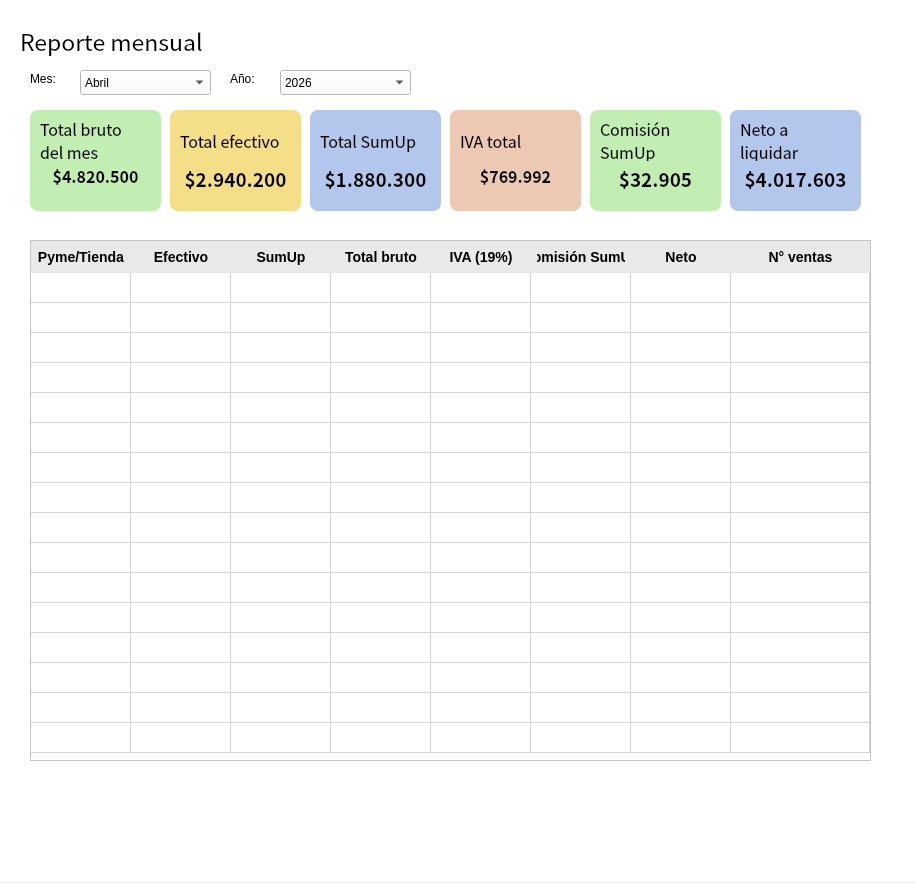
Old version of the form src/ui/views/reporte_mensual.ui in the repository Lokyui/cuartoambulanteapp.
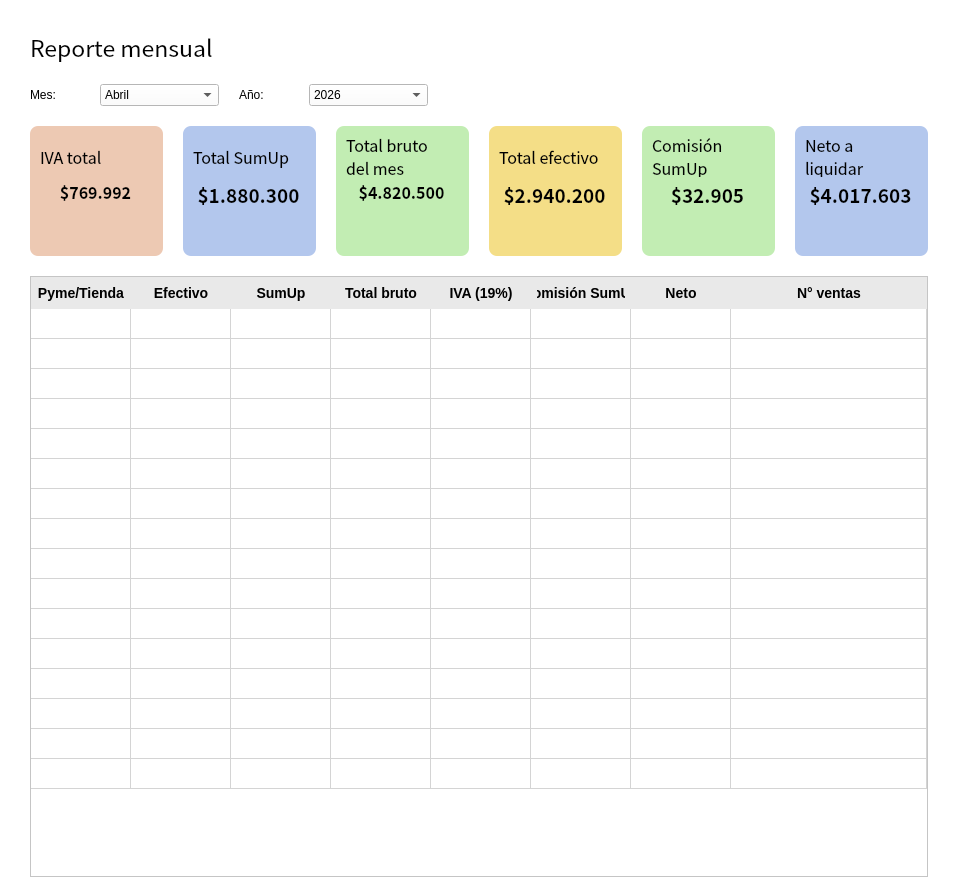
New version of the form.

Patch:
```diff
--- a/src/ui/views/reporte_mensual.ui
+++ b/src/ui/views/reporte_mensual.ui
@@ -6,189 +6,226 @@
    <rect>
     <x>0</x>
     <y>0</y>
-    <width>915</width>
-    <height>883</height>
+    <width>958</width>
+    <height>887</height>
    </rect>
   </property>
   <property name="windowTitle">
    <string>Form</string>
   </property>
-  <widget class="QWidget" name="widget" native="true">
-   <property name="geometry">
-    <rect>
-     <x>0</x>
-     <y>0</y>
-     <width>916</width>
-     <height>882</height>
-    </rect>
-   </property>
    <property name="styleSheet">
     <string notr="true">background-color: white;</string>
    </property>
-   <widget class="QTableWidget" name="tableWidget">
-    <property name="geometry">
-     <rect>
-      <x>30</x>
-      <y>240</y>
-      <width>841</width>
-      <height>521</height>
-     </rect>
-    </property>
+  <layout class="QVBoxLayout" name="verticalLayout">
+   <property name="spacing">
+    <number>20</number>
+   </property>
+   <property name="leftMargin">
+    <number>30</number>
+   </property>
+   <property name="topMargin">
+    <number>30</number>
+   </property>
+   <property name="rightMargin">
+    <number>30</number>
+   </property>
+   <property name="bottomMargin">
+    <number>10</number>
+   </property>
+   <item>
+    <layout class="QHBoxLayout" name="horizontalLayout_3">
+     <item>
+      <widget class="QLabel" name="label_13">
+       <property name="maximumSize">
+        <size>
+         <width>16777215</width>
+         <height>50</height>
+        </size>
+       </property>
     <property name="font">
      <font>
       <family>Noto Sans CJK TC</family>
-     </font>
-    </property>
-    <property name="styleSheet">
-     <string notr="true">QHeaderView::section {
-    background-color: #E9E9E9;
-    color: black;
-    border: none;
-    font-weight: bold;
-    font-size: 14px;
-    padding: 6px;
-}
-</string>
-    </property>
-    <property name="showGrid">
-     <bool>true</bool>
-    </property>
-    <attribute name="horizontalHeaderStretchLastSection">
-     <bool>true</bool>
-    </attribute>
-    <attribute name="verticalHeaderVisible">
-     <bool>false</bool>
-    </attribute>
-    <row>
+         <pointsize>17</pointsize>
+        </font>
+       </property>
      <property name="text">
-      <string>Nueva fila</string>
-     </property>
-    </row>
-    <row>
-     <property name="text">
-      <string>Nueva fila</string>
-     </property>
-    </row>
-    <row>
-     <property name="text">
-      <string>Nueva fila</string>
-     </property>
-    </row>
-    <row>
+        <string>Reporte mensual</string>
+       </property>
+      </widget>
+     </item>
+    </layout>
+   </item>
+   <item>
+    <layout class="QHBoxLayout" name="horizontalLayout_6">
+     <item>
+      <layout class="QHBoxLayout" name="horizontalLayout_4">
+       <property name="rightMargin">
+        <number>500</number>
+       </property>
+       <item>
+        <widget class="QLabel" name="label_7">
+         <property name="maximumSize">
+          <size>
+           <width>50</width>
+           <height>16777215</height>
+          </size>
+         </property>
      <property name="text">
-      <string>Nueva fila</string>
-     </property>
-    </row>
-    <row>
+          <string>Mes:</string>
+         </property>
+        </widget>
+       </item>
+       <item>
+        <widget class="QComboBox" name="comboBox">
+         <item>
      <property name="text">
-      <string>Nueva fila</string>
-     </property>
-    </row>
-    <row>
-     <property name="text">
-      <string>Nueva fila</string>
-     </property>
-    </row>
-    <row>
+           <string>Abril</string>
+          </property>
+         </item>
+        </widget>
+       </item>
+       <item>
+        <widget class="QLabel" name="label_9">
+         <property name="maximumSize">
+          <size>
+           <width>50</width>
+           <height>50</height>
+          </size>
+         </property>
      <property name="text">
-      <string>Nueva fila</string>
-     </property>
-    </row>
-    <row>
+          <string>Año:</string>
+         </property>
+        </widget>
+       </item>
+       <item>
+        <widget class="QComboBox" name="comboBox_2">
+         <item>
      <property name="text">
-      <string>Nueva fila</string>
-     </property>
-    </row>
-    <row>
-     <property name="text">
-      <string>Nueva fila</string>
-     </property>
-    </row>
-    <row>
-     <property name="text">
-      <string>Nueva fila</string>
-     </property>
-    </row>
-    <row>
-     <property name="text">
-      <string>Nueva fila</string>
-     </property>
-    </row>
-    <row>
-     <property name="text">
-      <string>Nueva fila</string>
-     </property>
-    </row>
-    <row>
-     <property name="text">
-      <string>Nueva fila</string>
-     </property>
-    </row>
-    <row>
-     <property name="text">
-      <string>Nueva fila</string>
-     </property>
-    </row>
-    <row>
-     <property name="text">
-      <string>Nueva fila</string>
-     </property>
-    </row>
-    <row>
+           <string>2026</string>
+          </property>
+         </item>
+        </widget>
+       </item>
+      </layout>
+     </item>
+    </layout>
+   </item>
+   <item>
+    <layout class="QHBoxLayout" name="horizontalLayout">
+     <item>
+      <widget class="QGroupBox" name="groupBox_10">
+       <property name="styleSheet">
+        <string notr="true">background-color: #EDC9B3;
+    border: transparent;
+    border-radius: 8px;</string>
+       </property>
+       <widget class="QTextEdit" name="textEdit_39">
+        <property name="geometry">
+         <rect>
+          <x>0</x>
+          <y>50</y>
+          <width>131</width>
+          <height>41</height>
+         </rect>
+        </property>
+        <property name="font">
+         <font>
+          <family>Noto Sans CJK TC</family>
+          <pointsize>12</pointsize>
+          <weight>75</weight>
+          <bold>true</bold>
+         </font>
+        </property>
+        <property name="styleSheet">
+         <string notr="true">background-color: transparent;</string>
+        </property>
+        <property name="html">
+         <string>&lt;!DOCTYPE HTML PUBLIC &quot;-//W3C//DTD HTML 4.0//EN&quot; &quot;http://www.w3.org/TR/REC-html40/strict.dtd&quot;&gt;
+&lt;html&gt;&lt;head&gt;&lt;meta name=&quot;qrichtext&quot; content=&quot;1&quot; /&gt;&lt;style type=&quot;text/css&quot;&gt;
+p, li { white-space: pre-wrap; }
+&lt;/style&gt;&lt;/head&gt;&lt;body style=&quot; font-family:'Noto Sans CJK TC'; font-size:12pt; font-weight:600; font-style:normal;&quot;&gt;
+&lt;p align=&quot;center&quot; style=&quot; margin-top:0px; margin-bottom:0px; margin-left:0px; margin-right:0px; -qt-block-indent:0; text-indent:0px;&quot;&gt;$769.992&lt;/p&gt;&lt;/body&gt;&lt;/html&gt;</string>
+        </property>
+       </widget>
+       <widget class="QLabel" name="label_17">
+        <property name="geometry">
+         <rect>
+          <x>10</x>
+          <y>10</y>
+          <width>111</width>
+          <height>41</height>
+         </rect>
+        </property>
+        <property name="font">
+         <font>
+          <family>Noto Sans CJK TC</family>
+          <pointsize>12</pointsize>
+         </font>
+        </property>
      <property name="text">
-      <string>Nueva fila</string>
-     </property>
-    </row>
-    <column>
-     <property name="text">
-      <string>Pyme/Tienda</string>
-     </property>
-    </column>
-    <column>
-     <property name="text">
-      <string>Efectivo</string>
-     </property>
-    </column>
-    <column>
-     <property name="text">
-      <string>SumUp</string>
-     </property>
-    </column>
-    <column>
-     <property name="text">
-      <string>Total bruto</string>
-     </property>
-    </column>
-    <column>
-     <property name="text">
-      <string>IVA (19%)</string>
-     </property>
-    </column>
-    <column>
-     <property name="text">
-      <string>Comisión SumUp</string>
-     </property>
-    </column>
-    <column>
-     <property name="text">
-      <string>Neto</string>
-     </property>
-    </column>
-    <column>
+         <string>IVA total</string>
+        </property>
+       </widget>
+      </widget>
+     </item>
+     <item>
+      <widget class="QGroupBox" name="groupBox_9">
+       <property name="styleSheet">
+        <string notr="true">background-color: #B3C7ED;
+    border: transparent;
+    border-radius: 8px;</string>
+       </property>
+       <widget class="QTextEdit" name="textEdit_38">
+        <property name="geometry">
+         <rect>
+          <x>0</x>
+          <y>50</y>
+          <width>131</width>
+          <height>41</height>
+         </rect>
+        </property>
+        <property name="font">
+         <font>
+          <family>Noto Sans CJK TC</family>
+          <pointsize>12</pointsize>
+          <weight>75</weight>
+          <bold>true</bold>
+         </font>
+        </property>
+        <property name="styleSheet">
+         <string notr="true">background-color: transparent;</string>
+        </property>
+        <property name="html">
+         <string>&lt;!DOCTYPE HTML PUBLIC &quot;-//W3C//DTD HTML 4.0//EN&quot; &quot;http://www.w3.org/TR/REC-html40/strict.dtd&quot;&gt;
+&lt;html&gt;&lt;head&gt;&lt;meta name=&quot;qrichtext&quot; content=&quot;1&quot; /&gt;&lt;style type=&quot;text/css&quot;&gt;
+p, li { white-space: pre-wrap; }
+&lt;/style&gt;&lt;/head&gt;&lt;body style=&quot; font-family:'Noto Sans CJK TC'; font-size:12pt; font-weight:600; font-style:normal;&quot;&gt;
+&lt;p align=&quot;center&quot; style=&quot; margin-top:0px; margin-bottom:0px; margin-left:0px; margin-right:0px; -qt-block-indent:0; text-indent:0px;&quot;&gt;&lt;span style=&quot; font-size:14pt;&quot;&gt;$1.880.300&lt;/span&gt;&lt;/p&gt;&lt;/body&gt;&lt;/html&gt;</string>
+        </property>
+       </widget>
+       <widget class="QLabel" name="label_16">
+        <property name="geometry">
+         <rect>
+          <x>10</x>
+          <y>10</y>
+          <width>111</width>
+          <height>41</height>
+         </rect>
+        </property>
+        <property name="font">
+         <font>
+          <family>Noto Sans CJK TC</family>
+          <pointsize>12</pointsize>
+         </font>
+        </property>
      <property name="text">
-      <string>N° ventas</string>
-     </property>
-    </column>
-   </widget>
+         <string>Total SumUp</string>
+        </property>
+       </widget>
+      </widget>
+     </item>
+     <item>
    <widget class="QGroupBox" name="groupBox_7">
-    <property name="geometry">
-     <rect>
-      <x>30</x>
-      <y>110</y>
-      <width>131</width>
-      <height>101</height>
-     </rect>
-    </property>
     <property name="styleSheet">
      <string notr="true">background-color: #C2EDB3;
     border: transparent;
@@ -243,15 +280,9 @@
      </property>
     </widget>
    </widget>
+     </item>
+     <item>
    <widget class="QGroupBox" name="groupBox_8">
-    <property name="geometry">
-     <rect>
-      <x>170</x>
-      <y>110</y>
-      <width>131</width>
-      <height>101</height>
-     </rect>
-    </property>
     <property name="styleSheet">
      <string notr="true">background-color: #F4DE87;
     border: transparent;
@@ -305,139 +336,9 @@
      </property>
     </widget>
    </widget>
-   <widget class="QGroupBox" name="groupBox_9">
-    <property name="geometry">
-     <rect>
-      <x>310</x>
-      <y>110</y>
-      <width>131</width>
-      <height>101</height>
-     </rect>
-    </property>
-    <property name="styleSheet">
-     <string notr="true">background-color: #B3C7ED;
-    border: transparent;
-    border-radius: 8px;</string>
-    </property>
-    <widget class="QTextEdit" name="textEdit_38">
-     <property name="geometry">
-      <rect>
-       <x>0</x>
-       <y>50</y>
-       <width>131</width>
-       <height>41</height>
-      </rect>
-     </property>
-     <property name="font">
-      <font>
-       <family>Noto Sans CJK TC</family>
-       <pointsize>12</pointsize>
-       <weight>75</weight>
-       <bold>true</bold>
-      </font>
-     </property>
-     <property name="styleSheet">
-      <string notr="true">background-color: transparent;</string>
-     </property>
-     <property name="html">
-      <string>&lt;!DOCTYPE HTML PUBLIC &quot;-//W3C//DTD HTML 4.0//EN&quot; &quot;http://www.w3.org/TR/REC-html40/strict.dtd&quot;&gt;
-&lt;html&gt;&lt;head&gt;&lt;meta name=&quot;qrichtext&quot; content=&quot;1&quot; /&gt;&lt;style type=&quot;text/css&quot;&gt;
-p, li { white-space: pre-wrap; }
-&lt;/style&gt;&lt;/head&gt;&lt;body style=&quot; font-family:'Noto Sans CJK TC'; font-size:12pt; font-weight:600; font-style:normal;&quot;&gt;
-&lt;p align=&quot;center&quot; style=&quot; margin-top:0px; margin-bottom:0px; margin-left:0px; margin-right:0px; -qt-block-indent:0; text-indent:0px;&quot;&gt;&lt;span style=&quot; font-size:14pt;&quot;&gt;$1.880.300&lt;/span&gt;&lt;/p&gt;&lt;/body&gt;&lt;/html&gt;</string>
-     </property>
-    </widget>
-    <widget class="QLabel" name="label_16">
-     <property name="geometry">
-      <rect>
-       <x>10</x>
-       <y>10</y>
-       <width>111</width>
-       <height>41</height>
-      </rect>
-     </property>
-     <property name="font">
-      <font>
-       <family>Noto Sans CJK TC</family>
-       <pointsize>12</pointsize>
-      </font>
-     </property>
-     <property name="text">
-      <string>Total SumUp</string>
-     </property>
-    </widget>
-   </widget>
-   <widget class="QGroupBox" name="groupBox_10">
-    <property name="geometry">
-     <rect>
-      <x>450</x>
-      <y>110</y>
-      <width>131</width>
-      <height>101</height>
-     </rect>
-    </property>
-    <property name="styleSheet">
-     <string notr="true">background-color: #EDC9B3;
-    border: transparent;
-    border-radius: 8px;</string>
-    </property>
-    <widget class="QTextEdit" name="textEdit_39">
-     <property name="geometry">
-      <rect>
-       <x>0</x>
-       <y>50</y>
-       <width>131</width>
-       <height>41</height>
-      </rect>
-     </property>
-     <property name="font">
-      <font>
-       <family>Noto Sans CJK TC</family>
-       <pointsize>12</pointsize>
-       <weight>75</weight>
-       <bold>true</bold>
-      </font>
-     </property>
-     <property name="styleSheet">
-      <string notr="true">background-color: transparent;</string>
-     </property>
-     <property name="html">
-      <string>&lt;!DOCTYPE HTML PUBLIC &quot;-//W3C//DTD HTML 4.0//EN&quot; &quot;http://www.w3.org/TR/REC-html40/strict.dtd&quot;&gt;
-&lt;html&gt;&lt;head&gt;&lt;meta name=&quot;qrichtext&quot; content=&quot;1&quot; /&gt;&lt;style type=&quot;text/css&quot;&gt;
-p, li { white-space: pre-wrap; }
-&lt;/style&gt;&lt;/head&gt;&lt;body style=&quot; font-family:'Noto Sans CJK TC'; font-size:12pt; font-weight:600; font-style:normal;&quot;&gt;
-&lt;p align=&quot;center&quot; style=&quot; margin-top:0px; margin-bottom:0px; margin-left:0px; margin-right:0px; -qt-block-indent:0; text-indent:0px;&quot;&gt;$769.992&lt;/p&gt;&lt;/body&gt;&lt;/html&gt;</string>
-     </property>
-    </widget>
-    <widget class="QLabel" name="label_17">
-     <property name="geometry">
-      <rect>
-       <x>10</x>
-       <y>10</y>
-       <width>111</width>
-       <height>41</height>
-      </rect>
-     </property>
-     <property name="font">
-      <font>
-       <family>Noto Sans CJK TC</family>
-       <pointsize>12</pointsize>
-      </font>
-     </property>
-     <property name="text">
-      <string>IVA total</string>
-     </property>
-    </widget>
-   </widget>
+     </item>
+     <item>
    <widget class="QGroupBox" name="groupBox_11">
-    <property name="geometry">
-     <rect>
-      <x>590</x>
-      <y>110</y>
-      <width>131</width>
-      <height>101</height>
-     </rect>
-    </property>
     <property name="styleSheet">
      <string notr="true">background-color: #C2EDB3;
     border: transparent;
@@ -492,14 +393,14 @@
      </property>
     </widget>
    </widget>
+     </item>
+     <item>
    <widget class="QGroupBox" name="groupBox_12">
-    <property name="geometry">
-     <rect>
-      <x>730</x>
-      <y>110</y>
-      <width>131</width>
-      <height>101</height>
-     </rect>
+       <property name="minimumSize">
+        <size>
+         <width>0</width>
+         <height>130</height>
+        </size>
     </property>
     <property name="styleSheet">
      <string notr="true">background-color: #B3C7ED;
@@ -555,82 +456,169 @@
      </property>
     </widget>
    </widget>
-   <widget class="QComboBox" name="comboBox">
-    <property name="geometry">
-     <rect>
-      <x>80</x>
-      <y>70</y>
-      <width>131</width>
-      <height>25</height>
-     </rect>
-    </property>
-    <item>
-     <property name="text">
-      <string>Abril</string>
-     </property>
-    </item>
-   </widget>
-   <widget class="QComboBox" name="comboBox_2">
-    <property name="geometry">
-     <rect>
-      <x>280</x>
-      <y>70</y>
-      <width>131</width>
-      <height>25</height>
-     </rect>
-    </property>
-    <item>
-     <property name="text">
-      <string>2026</string>
-     </property>
-    </item>
-   </widget>
-   <widget class="QLabel" name="label_7">
-    <property name="geometry">
-     <rect>
-      <x>30</x>
-      <y>70</y>
-      <width>41</width>
-      <height>17</height>
-     </rect>
-    </property>
-    <property name="text">
-     <string>Mes:</string>
-    </property>
-   </widget>
-   <widget class="QLabel" name="label_9">
-    <property name="geometry">
-     <rect>
-      <x>230</x>
-      <y>70</y>
-      <width>41</width>
-      <height>17</height>
-     </rect>
-    </property>
-    <property name="text">
-     <string>Año:</string>
-    </property>
-   </widget>
-   <widget class="QLabel" name="label_13">
-    <property name="geometry">
-     <rect>
-      <x>20</x>
-      <y>20</y>
-      <width>211</width>
-      <height>41</height>
-     </rect>
+     </item>
+    </layout>
+   </item>
+   <item>
+    <layout class="QHBoxLayout" name="horizontalLayout_2">
+     <item>
+      <widget class="QTableWidget" name="tableWidget">
+       <property name="minimumSize">
+        <size>
+         <width>0</width>
+         <height>400</height>
+        </size>
     </property>
     <property name="font">
      <font>
       <family>Noto Sans CJK TC</family>
-      <pointsize>17</pointsize>
-     </font>
-    </property>
+        </font>
+       </property>
+       <property name="styleSheet">
+        <string notr="true">QHeaderView::section {
+    background-color: #E9E9E9;
+    color: black;
+    border: none;
+    font-weight: bold;
+    font-size: 14px;
+    padding: 6px;
+}
+</string>
+       </property>
+       <property name="showGrid">
+        <bool>true</bool>
+       </property>
+       <attribute name="horizontalHeaderStretchLastSection">
+        <bool>true</bool>
+       </attribute>
+       <attribute name="verticalHeaderVisible">
+        <bool>false</bool>
+       </attribute>
+       <row>
     <property name="text">
-     <string>Reporte mensual</string>
-    </property>
-   </widget>
-  </widget>
+         <string>Nueva fila</string>
+        </property>
+       </row>
+       <row>
+        <property name="text">
+         <string>Nueva fila</string>
+        </property>
+       </row>
+       <row>
+        <property name="text">
+         <string>Nueva fila</string>
+        </property>
+       </row>
+       <row>
+        <property name="text">
+         <string>Nueva fila</string>
+        </property>
+       </row>
+       <row>
+        <property name="text">
+         <string>Nueva fila</string>
+        </property>
+       </row>
+       <row>
+        <property name="text">
+         <string>Nueva fila</string>
+        </property>
+       </row>
+       <row>
+        <property name="text">
+         <string>Nueva fila</string>
+        </property>
+       </row>
+       <row>
+        <property name="text">
+         <string>Nueva fila</string>
+        </property>
+       </row>
+       <row>
+        <property name="text">
+         <string>Nueva fila</string>
+        </property>
+       </row>
+       <row>
+        <property name="text">
+         <string>Nueva fila</string>
+        </property>
+       </row>
+       <row>
+        <property name="text">
+         <string>Nueva fila</string>
+        </property>
+       </row>
+       <row>
+        <property name="text">
+         <string>Nueva fila</string>
+        </property>
+       </row>
+       <row>
+        <property name="text">
+         <string>Nueva fila</string>
+        </property>
+       </row>
+       <row>
+        <property name="text">
+         <string>Nueva fila</string>
+        </property>
+       </row>
+       <row>
+        <property name="text">
+         <string>Nueva fila</string>
+        </property>
+       </row>
+       <row>
+        <property name="text">
+         <string>Nueva fila</string>
+        </property>
+       </row>
+       <column>
+        <property name="text">
+         <string>Pyme/Tienda</string>
+        </property>
+       </column>
+       <column>
+        <property name="text">
+         <string>Efectivo</string>
+        </property>
+       </column>
+       <column>
+        <property name="text">
+         <string>SumUp</string>
+        </property>
+       </column>
+       <column>
+        <property name="text">
+         <string>Total bruto</string>
+        </property>
+       </column>
+       <column>
+        <property name="text">
+         <string>IVA (19%)</string>
+        </property>
+       </column>
+       <column>
+        <property name="text">
+         <string>Comisión SumUp</string>
+        </property>
+       </column>
+       <column>
+        <property name="text">
+         <string>Neto</string>
+        </property>
+       </column>
+       <column>
+        <property name="text">
+         <string>N° ventas</string>
+        </property>
+       </column>
+      </widget>
+     </item>
+    </layout>
+   </item>
+  </layout>
  </widget>
  <resources/>
  <connections/>
```
Lines whose indentation alone changed are shown as unchanged.
